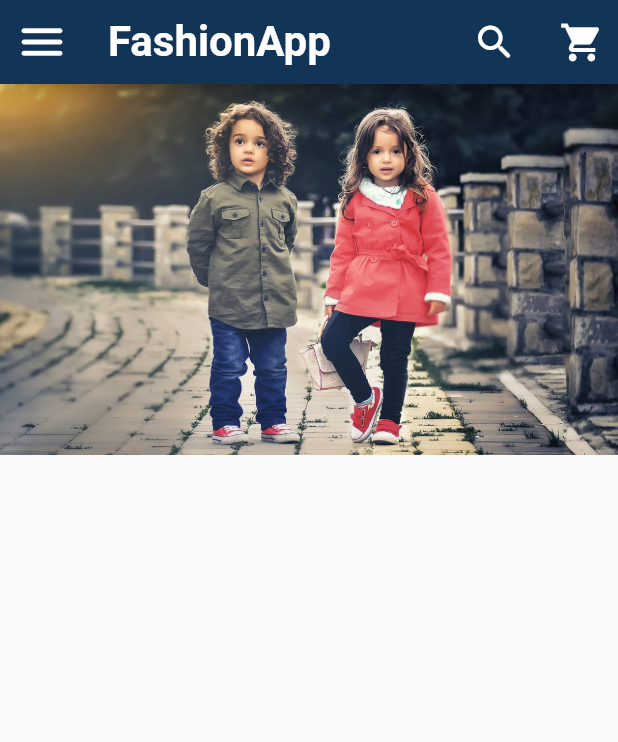
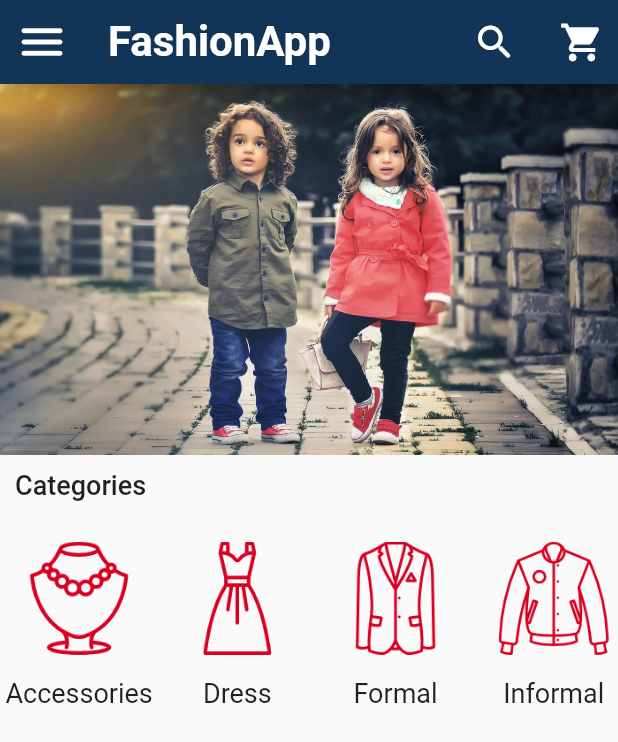
Before and after one commit to Tareq23/Ecommerce-App-UI-with-Flutter, a Flutter app: the screen it shows after launch, on a phone screen of 412 x 824 dp. Shown: the top 742 px of the screen. Run offline on Flutter 3.47's test engine with Material 2 defaults, Android fonts, the phone set to English and light mode, and no system bars; drawn by our look-alikes of carousel_slider.

Commit message:
show category list

```diff
--- /dev/null
+++ b/lib/controllers/category_controller.dart
@@ -0,0 +1,16 @@
+
+
+import 'package:ecommerce/model/category_item.dart';
+
+class CategoryController
+{
+  List<CategoryModel> catList = [
+    CategoryModel("images/cats/accessories.png","Accessories"),
+    CategoryModel("images/cats/dress.png","Dress"),
+    CategoryModel("images/cats/formal.png","Formal"),
+    CategoryModel("images/cats/informal.png","Informal"),
+    CategoryModel("images/cats/jeans.png","Jeans"),
+    CategoryModel("images/cats/shoe.png","Shoe"),
+    CategoryModel("images/cats/tshirt.png","T-Shirt")
+  ];
+}
--- /dev/null
+++ b/lib/model/category_item.dart
@@ -0,0 +1,9 @@
+
+
+
+class CategoryModel
+{
+  String? imgUrl;
+  String? name;
+  CategoryModel(this.imgUrl,this.name);
+}
--- a/lib/pages/home_page.dart
+++ b/lib/pages/home_page.dart
@@ -1,3 +1,5 @@
+import 'package:ecommerce/controllers/category_controller.dart';
+import 'package:ecommerce/model/category_item.dart';
 import 'package:ecommerce/widgets/home_page_widgets.dart';
 import 'package:flutter/material.dart';
 
@@ -10,8 +12,12 @@ class HomePage extends StatefulWidget {
 }
 
 class _HomePageState extends State<HomePage> {
+
+
+
   @override
   Widget build(BuildContext context) {
+
     Size screenSize = MediaQuery.of(context).size;
     return Scaffold(
       drawer: const HomePageDrawer(),
@@ -45,8 +51,14 @@ class _HomePageState extends State<HomePage> {
       ),
       body: SafeArea(
         child: Column(
-          children: const [
-            HomePageCarouselWidget(),
+          children: [
+            const HomePageCarouselWidget(),
+            const SizedBox(height: 10,),
+            SizedBox(
+              height: screenSize.height * 0.2,
+              width: screenSize.width,
+              child: CategoryWidget(screenSize.height*0.2)
+            )
           ],
         ),
       ),
--- a/lib/widgets/home_page_widgets.dart
+++ b/lib/widgets/home_page_widgets.dart
@@ -1,3 +1,5 @@
+import 'package:ecommerce/controllers/category_controller.dart';
+import 'package:ecommerce/model/category_item.dart';
 import 'package:flutter/material.dart';
 import 'dart:core';
 import 'package:carousel_slider/carousel_slider.dart';
@@ -110,7 +112,7 @@ class _HomePageCarouselWidgetState extends State<HomePageCarouselWidget> {
   List<String> imgList = [
     "images/c1.jpg",
     "images/m1.jpeg",
-    "images/w1.jpeg",
+    "images/w3.jpeg",
   ];
   @override
   Widget build(BuildContext context) {
@@ -134,3 +136,49 @@ class _HomePageCarouselWidgetState extends State<HomePageCarouselWidget> {
     );
   }
 }
+
+class CategoryWidget extends StatelessWidget {
+  final _height;
+  CategoryWidget(this._height);
+
+  @override
+  Widget build(BuildContext context) {
+    return Column(
+      crossAxisAlignment: CrossAxisAlignment.start,
+      children: [
+        Container(
+          margin: const EdgeInsets.only(left: 10,),
+          height: _height * 0.2,
+          child: const Text('Categories',style: TextStyle(color: Colors.black87,fontSize: 18,fontWeight: FontWeight.w500),),
+        ),
+        SizedBox(
+          height: _height * 0.8,
+          child: ListView(
+            scrollDirection: Axis.horizontal,
+            children: CategoryController().catList.map((e) => InkWell(
+              onTap: (){},
+              child: Column(
+                children: [
+                  Expanded(
+                      flex: 4,
+                      child: Container(
+                        padding: const EdgeInsets.all(15),
+                        child: Image(
+                          image: AssetImage(e.imgUrl.toString()),
+                          fit: BoxFit.cover,
+                        ),
+                      )
+                  ),
+                  Expanded(
+                    flex: 1,
+                    child: Text(e.name.toString(),style: const TextStyle(color: Colors.black87,fontWeight: FontWeight.w400,fontSize: 18),),
+                  )
+                ],
+              ),
+            )).toList(),
+          ),
+        ),
+      ],
+    );
+  }
+}
```
Also changed, not shown: pubspec.yaml (+7 -0 lines).
